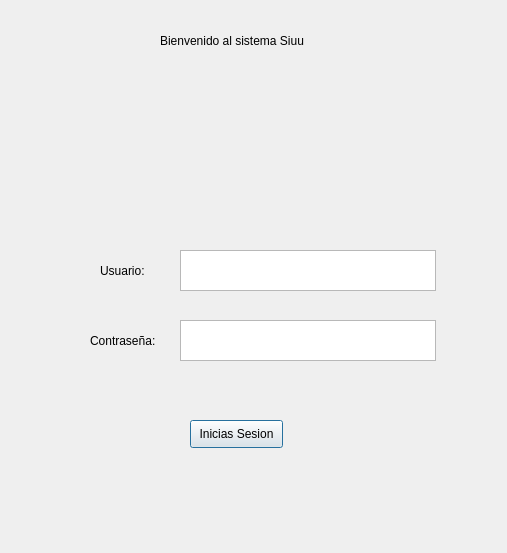
Old version of the form Practicas Python con RICHIE/App/FormLog.ui in the repository Nefta11/Curso_Python.
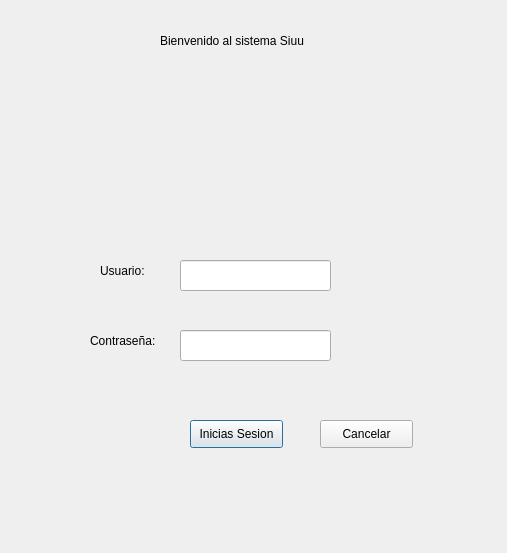
New version of the form. Icons and pictures are not drawn.

```diff
--- a/Practicas Python con RICHIE/App/FormLog.ui
+++ b/Practicas Python con RICHIE/App/FormLog.ui
@@ -26,16 +26,6 @@
     <string>Usuario:</string>
    </property>
   </widget>
-  <widget class="QTextBrowser" name="textBrowser">
-   <property name="geometry">
-    <rect>
-     <x>180</x>
-     <y>250</y>
-     <width>256</width>
-     <height>41</height>
-    </rect>
-   </property>
-  </widget>
   <widget class="QLabel" name="label_2">
    <property name="geometry">
     <rect>
@@ -71,16 +61,6 @@
     <string>Contraseña:</string>
    </property>
   </widget>
-  <widget class="QTextBrowser" name="textBrowser_2">
-   <property name="geometry">
-    <rect>
-     <x>180</x>
-     <y>320</y>
-     <width>256</width>
-     <height>41</height>
-    </rect>
-   </property>
-  </widget>
   <widget class="QPushButton" name="pushButton">
    <property name="geometry">
     <rect>
@@ -100,9 +80,9 @@
   <widget class="QLabel" name="label_4">
    <property name="geometry">
     <rect>
-     <x>110</x>
-     <y>70</y>
-     <width>291</width>
+     <x>70</x>
+     <y>60</y>
+     <width>371</width>
      <height>161</height>
     </rect>
    </property>
@@ -116,6 +96,46 @@
     <cstring></cstring>
    </property>
   </widget>
+  <widget class="QPushButton" name="pushButton_2">
+   <property name="geometry">
+    <rect>
+     <x>320</x>
+     <y>420</y>
+     <width>93</width>
+     <height>28</height>
+    </rect>
+   </property>
+   <property name="text">
+    <string>Cancelar</string>
+   </property>
+   <property name="icon">
+    <iconset>
+     <normaloff>images/no.png</normaloff>images/no.png</iconset>
+   </property>
+   <property name="autoRepeatDelay">
+    <number>303</number>
+   </property>
+  </widget>
+  <widget class="QLineEdit" name="lineEdit">
+   <property name="geometry">
+    <rect>
+     <x>180</x>
+     <y>260</y>
+     <width>151</width>
+     <height>31</height>
+    </rect>
+   </property>
+  </widget>
+  <widget class="QLineEdit" name="lineEdit_3">
+   <property name="geometry">
+    <rect>
+     <x>180</x>
+     <y>330</y>
+     <width>151</width>
+     <height>31</height>
+    </rect>
+   </property>
+  </widget>
  </widget>
  <resources/>
  <connections/>
```
Left out of the diff: 9 changed lines with no effect on the pictures.
